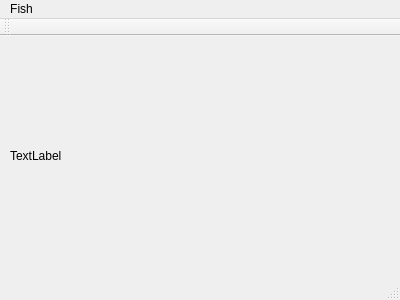
The window that mainwindow.ui (aortez/Space-Wars) describes before a commit, drawn with Qt 5.
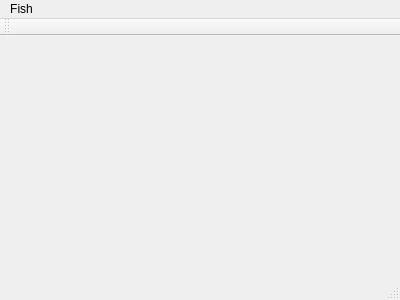
The same window after the commit.

Diff of the .ui file:
```diff
--- a/mainwindow.ui
+++ b/mainwindow.ui
@@ -23,15 +23,7 @@
       <height>241</height>
      </rect>
     </property>
-    <layout class="QGridLayout" name="gridLayout">
-     <item row="0" column="0">
-      <widget class="QLabel" name="label">
-       <property name="text">
-        <string>TextLabel</string>
-       </property>
-      </widget>
-     </item>
-    </layout>
+    <layout class="QGridLayout" name="mGridLayout"/>
    </widget>
   </widget>
   <widget class="QMenuBar" name="menuBar">
```
Left out of the diff: 5 changed lines with no effect on the pictures.
